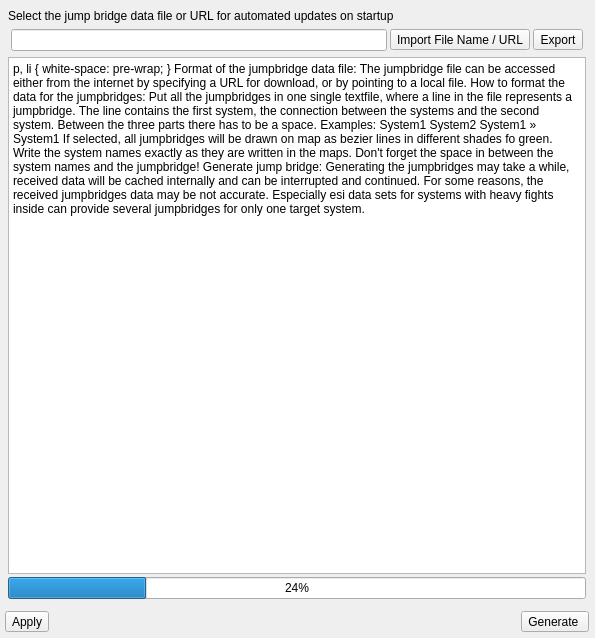
Old version of the form src/vi/ui/JumpbridgeChooser.ui in the repository jkey-67/spyglass.
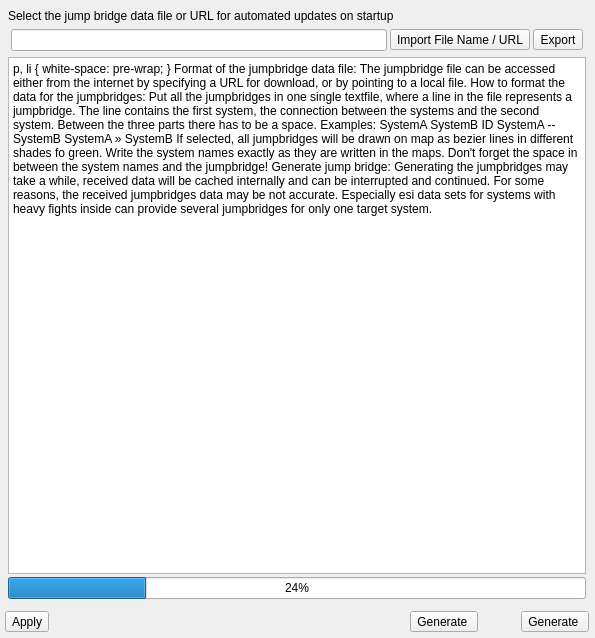
New version of the form. Icons and pictures are not drawn.

Commit message: allow jumpbridges without api verification

What changed in the file:
```diff
--- a/src/vi/ui/JumpbridgeChooser.ui
+++ b/src/vi/ui/JumpbridgeChooser.ui
@@ -80,6 +80,42 @@
         </property>
        </spacer>
       </item>
+      <item>
+       <widget class="QToolButton" name="deleteAllJumpBridgeButton">
+        <property name="toolTip">
+         <string>Generate the list uf jumpbridges online</string>
+        </property>
+        <property name="text">
+         <string>Generate </string>
+        </property>
+        <property name="icon">
+         <iconset resource="resource.qrc">
+          <normaloff>:/Icons/res/trash-box.svg</normaloff>:/Icons/res/trash-box.svg</iconset>
+        </property>
+        <property name="iconSize">
+         <size>
+          <width>24</width>
+          <height>24</height>
+         </size>
+        </property>
+       </widget>
+      </item>
+      <item>
+       <spacer name="horizontalSpacer_2">
+        <property name="orientation">
+         <enum>Qt::Horizontal</enum>
+        </property>
+        <property name="sizeType">
+         <enum>QSizePolicy::Fixed</enum>
+        </property>
+        <property name="sizeHint" stdset="0">
+         <size>
+          <width>40</width>
+          <height>20</height>
+         </size>
+        </property>
+       </spacer>
+      </item>
       <item>
        <widget class="QToolButton" name="generateJumpBridgeButton">
         <property name="toolTip">
@@ -215,8 +251,9 @@
 &lt;p style=&quot; margin-top:0px; margin-bottom:0px; margin-left:0px; margin-right:0px; -qt-block-indent:0; text-indent:0px;&quot;&gt;The line contains the first system, the connection between the systems and the second system. Between the three parts there has to be a space.&lt;/p&gt;
 &lt;p style=&quot;-qt-paragraph-type:empty; margin-top:0px; margin-bottom:0px; margin-left:0px; margin-right:0px; -qt-block-indent:0; text-indent:0px;&quot;&gt;&lt;br /&gt;&lt;/p&gt;
 &lt;p style=&quot; margin-top:0px; margin-bottom:0px; margin-left:0px; margin-right:0px; -qt-block-indent:0; text-indent:0px;&quot;&gt;&lt;span style=&quot; font-weight:600; font-style:italic;&quot;&gt;Examples:&lt;/span&gt;&lt;/p&gt;
-&lt;p style=&quot; margin-top:0px; margin-bottom:0px; margin-left:0px; margin-right:0px; -qt-block-indent:0; text-indent:0px;&quot;&gt;	System1 &amp;lt;-&amp;gt; System2&lt;/p&gt;
-&lt;p style=&quot; margin-top:0px; margin-bottom:0px; margin-left:0px; margin-right:0px; -qt-block-indent:0; text-indent:0px;&quot;&gt;	System1 » System1&lt;/p&gt;
+&lt;p style=&quot; margin-top:0px; margin-bottom:0px; margin-left:0px; margin-right:0px; -qt-block-indent:0; text-indent:0px;&quot;&gt;	SystemA &amp;lt;-&amp;gt; SystemB&lt;/p&gt;
+&lt;p style=&quot; margin-top:0px; margin-bottom:0px; margin-left:0px; margin-right:0px; -qt-block-indent:0; text-indent:0px;&quot;&gt;	ID SystemA --&amp;gt; SystemB&lt;/p&gt;
+&lt;p style=&quot; margin-top:0px; margin-bottom:0px; margin-left:0px; margin-right:0px; -qt-block-indent:0; text-indent:0px;&quot;&gt;	SystemA » SystemB&lt;/p&gt;
 &lt;p style=&quot;-qt-paragraph-type:empty; margin-top:0px; margin-bottom:0px; margin-left:0px; margin-right:0px; -qt-block-indent:0; text-indent:0px;&quot;&gt;&lt;br /&gt;&lt;/p&gt;
 &lt;p style=&quot; margin-top:0px; margin-bottom:0px; margin-left:0px; margin-right:0px; -qt-block-indent:0; text-indent:0px;&quot;&gt;If selected, all jumpbridges will be drawn on map as bezier lines in different shades fo green.&lt;/p&gt;
 &lt;p style=&quot; margin-top:0px; margin-bottom:0px; margin-left:0px; margin-right:0px; -qt-block-indent:0; text-indent:0px;&quot;&gt;Write the system names exactly as they are written in the maps.&lt;/p&gt;
```
Left out of the diff: 1 changed line with no effect on the pictures. The commit also changes 14 other files.
